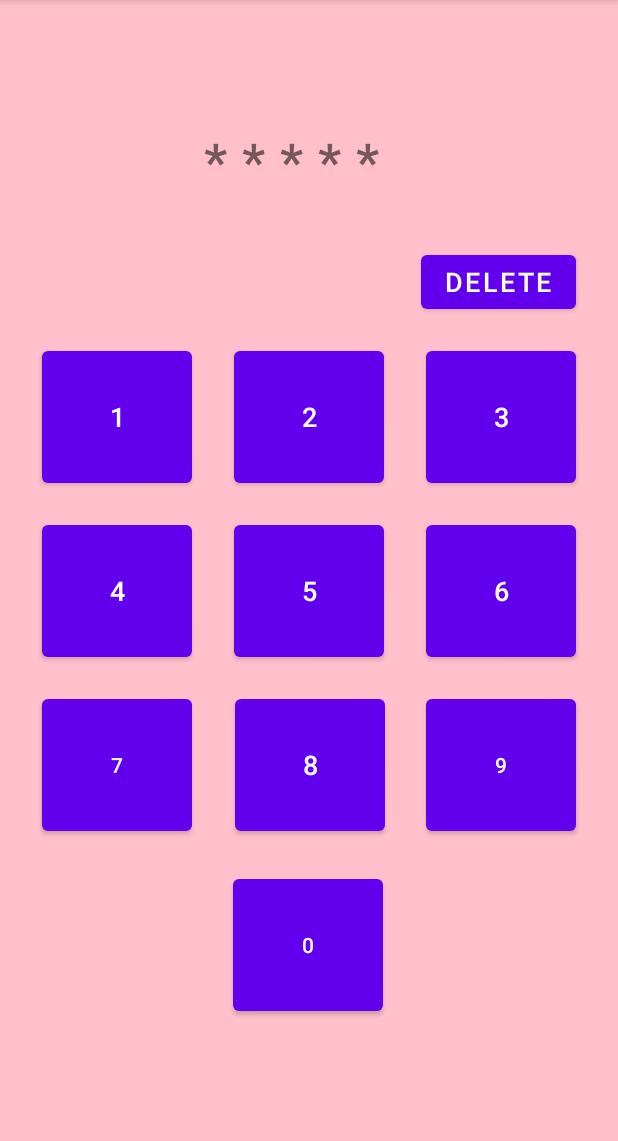
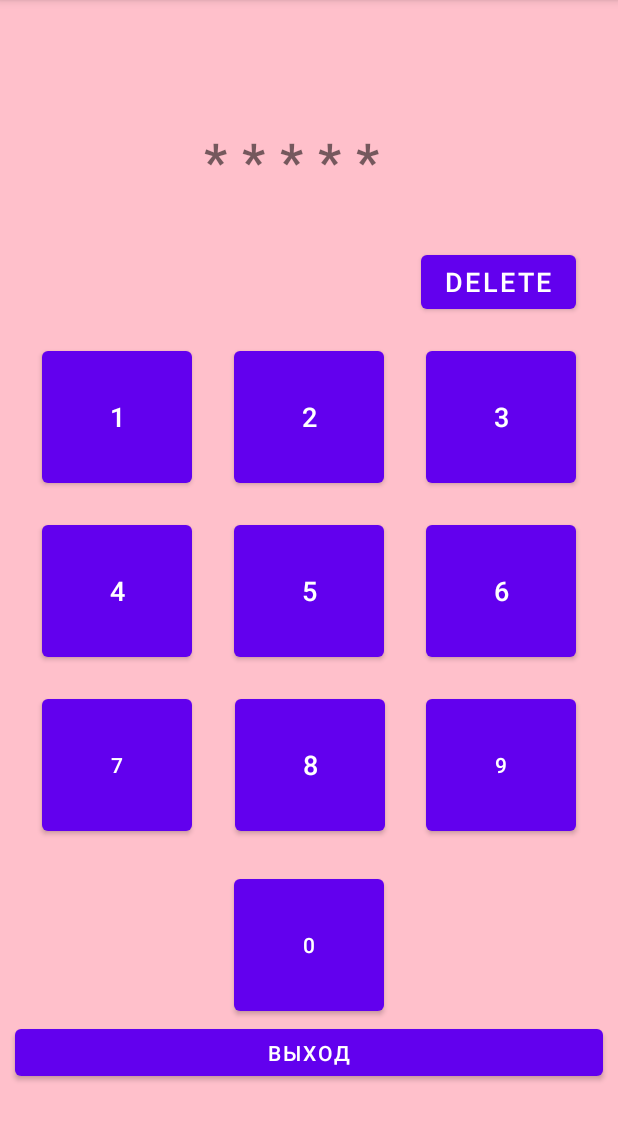
Before and after one commit to PrettyNastya/NumbersMemory, an Android app: the ActivityTraining screen opened directly, with no data from a screen before it, on a phone screen of 412 x 824 dp, the part 84-1225 px from its top. Run offline under Robolectric (Android 15) with nearby library versions, the phone set to English and light mode, and no system bars.

Commit message:
Сделала кнопку выхода из трейнинг активити, сделала обработку кнопки "выход" в секондс акивити

```diff
--- a/app/src/main/java/com/mestodushi/numbersmemory/ActivityTraining.java
+++ b/app/src/main/java/com/mestodushi/numbersmemory/ActivityTraining.java
@@ -3,6 +3,7 @@ package com.mestodushi.numbersmemory;
 import static com.mestodushi.numbersmemory.ActivitySeconds.APP_PREFERENCES_DELAY;
 
 import android.content.Context;
+import android.content.Intent;
 import android.content.SharedPreferences;
 import android.graphics.Typeface;
 import android.os.Bundle;
@@ -563,4 +564,13 @@ public class ActivityTraining extends AppCompatActivity {
     }
 
 
+    public void goToMainActFromActTraining(View view) {
+
+
+        Intent intent = new Intent(ActivityTraining.this, MainActivity.class);
+        startActivity(intent);
+
+
+
+    }
 }
--- a/app/src/main/res/layout/activity_seconds.xml
+++ b/app/src/main/res/layout/activity_seconds.xml
@@ -37,7 +37,7 @@
         android:layout_width="wrap_content"
         android:layout_height="wrap_content"
         android:layout_marginBottom="152dp"
-        android:onClick="FromActSeendGoToMainAct"
+        android:onClick="FromActSecndsGoToActTem"
         android:text="выход"
         app:layout_constraintBottom_toBottomOf="parent"
         app:layout_constraintEnd_toEndOf="parent"
--- a/app/src/main/res/layout/activity_traning.xml
+++ b/app/src/main/res/layout/activity_traning.xml
@@ -135,7 +135,7 @@
         android:onClick="button_0_click"
         android:text="0"
         app:layout_constraintEnd_toEndOf="parent"
-        app:layout_constraintHorizontal_bias="0.498"
+        app:layout_constraintHorizontal_bias="0.501"
         app:layout_constraintStart_toStartOf="parent"
         app:layout_constraintTop_toBottomOf="@+id/button15" />
 
@@ -193,4 +193,16 @@
         android:textSize="34sp"
         app:layout_constraintStart_toEndOf="@+id/textViewShow_3"
         app:layout_constraintTop_toTopOf="parent" />
+
+    <Button
+        android:id="@+id/button16"
+        android:layout_width="match_parent"
+        android:layout_height="43dp"
+        android:layout_marginStart="10dp"
+        android:layout_marginEnd="10dp"
+        android:text="выход"
+        android:onClick="goToMainActFromActTraining"
+        app:layout_constraintEnd_toEndOf="parent"
+        app:layout_constraintStart_toStartOf="parent"
+        app:layout_constraintTop_toBottomOf="@+id/button19" />
 </androidx.constraintlayout.widget.ConstraintLayout>
```
Also changed, not shown: app/src/main/java/com/mestodushi/numbersmemory/ActivitySeconds.java (+5 -9 lines).
